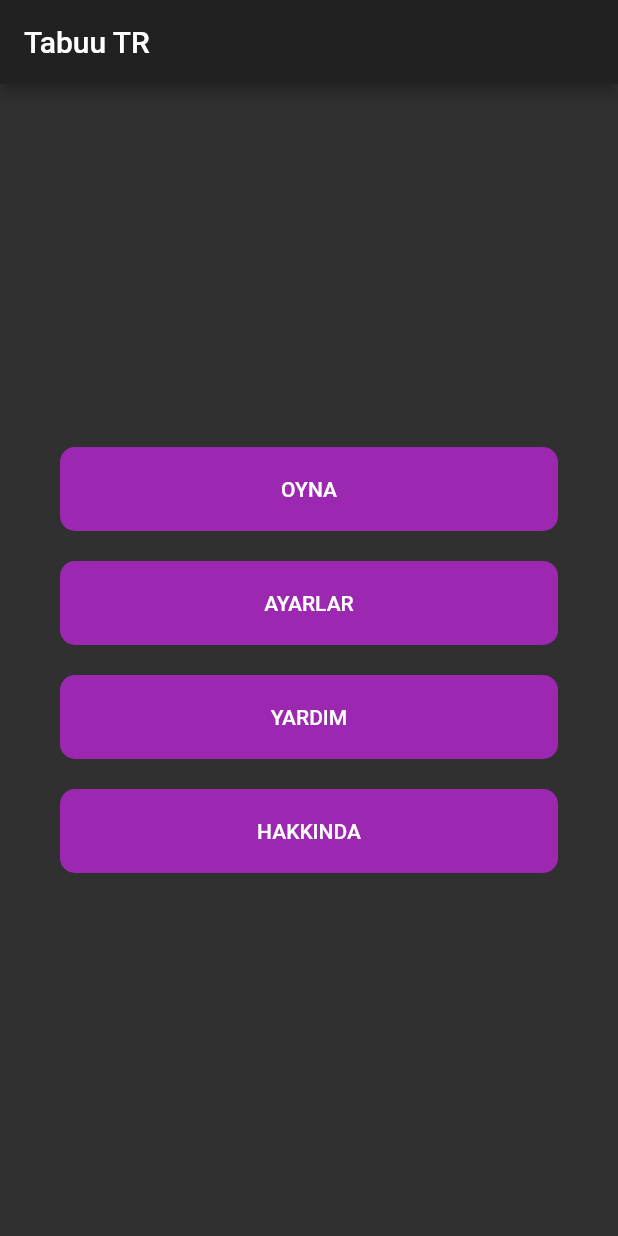
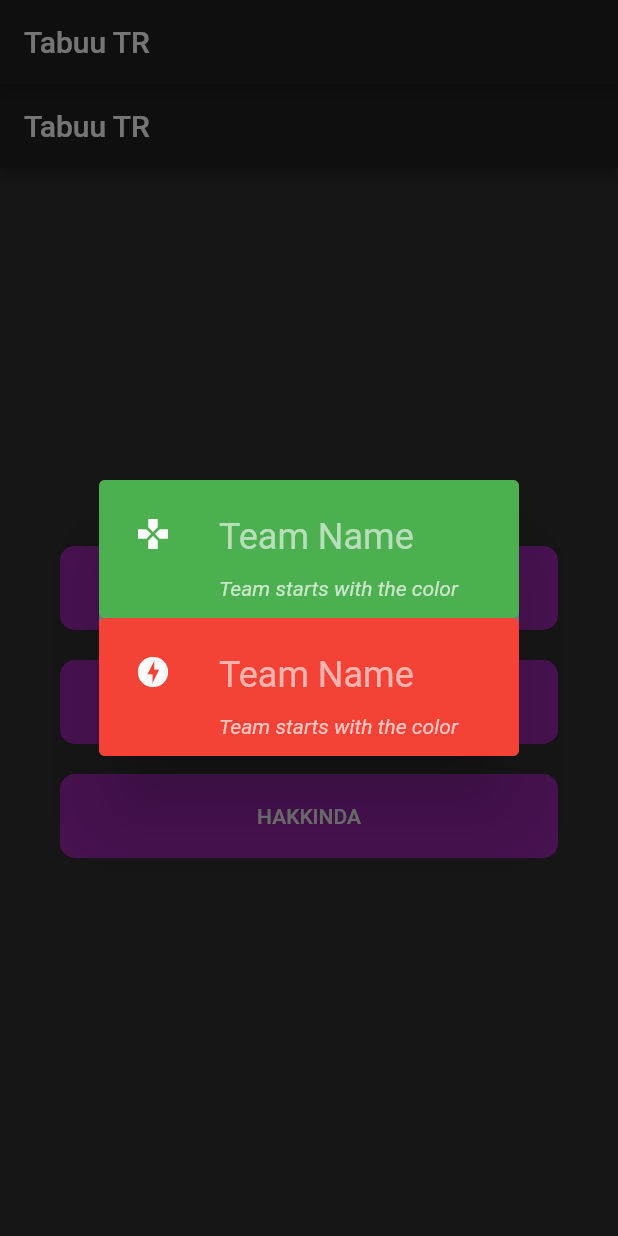
Before and after one commit to acsahin/tabuu_app, a Flutter app: the screen it shows after launch, after a tap on "OYNA", on a phone screen of 412 x 824 dp. Run offline on Flutter 3.47's test engine with Material 2 defaults, Android fonts, the phone set to English and light mode, and no system bars.

Commit message:
New pop up screen for game settings.

```diff
--- a/lib/screens/main_screen.dart
+++ b/lib/screens/main_screen.dart
@@ -1,75 +1,134 @@
 import 'package:flutter/material.dart';
+import 'package:flutter/services.dart';
 
 class MainScreen extends StatelessWidget {
   @override
   Widget build(BuildContext context) {
-    return Container(
-      child: Column(
-        mainAxisAlignment: MainAxisAlignment.center,
-        crossAxisAlignment: CrossAxisAlignment.stretch,
-        children: <Widget>[
-          Padding(
-            padding:
-                const EdgeInsets.symmetric(horizontal: 40.0, vertical: 10.0),
-            child: FlatButton(
-              shape: RoundedRectangleBorder(
-                borderRadius: BorderRadius.circular(10.0),
-              ),
+    return Scaffold(
+      appBar: AppBar(
+        title: Text('Tabuu TR'),
+      ),
+      body: Container(
+        child: Column(
+          mainAxisAlignment: MainAxisAlignment.center,
+          crossAxisAlignment: CrossAxisAlignment.stretch,
+          children: <Widget>[
+            MainScreenButton(
               onPressed: () {
-                // Go -> Game settings
+                showDialog(
+                    context: context,
+                    builder: (context) {
+                      return SettingsDialog();
+                    });
               },
-              color: Colors.purple,
-              padding: EdgeInsets.all(20.0),
-              child: Text('OYNA'),
+              title: 'OYNA',
             ),
-          ),
-          Padding(
-            padding:
-                const EdgeInsets.symmetric(horizontal: 40.0, vertical: 10.0),
-            child: FlatButton(
-              shape: RoundedRectangleBorder(
-                borderRadius: BorderRadius.circular(10.0),
-              ),
-              onPressed: () {
-                //GO -> Options
-              },
-              color: Colors.purple,
-              padding: EdgeInsets.all(20.0),
-              child: Text('AYARLAR'),
+            MainScreenButton(
+              onPressed: () {},
+              title: 'YARDIM',
             ),
-          ),
-          Padding(
-            padding:
-                const EdgeInsets.symmetric(horizontal: 40.0, vertical: 10.0),
-            child: FlatButton(
-              shape: RoundedRectangleBorder(
-                borderRadius: BorderRadius.circular(10.0),
-              ),
-              onPressed: () {
-                // GO -> Help
-              },
-              color: Colors.purple,
-              padding: EdgeInsets.all(20.0),
-              child: Text('YARDIM'),
+            MainScreenButton(
+              onPressed: () {},
+              title: 'HAKKINDA',
             ),
-          ),
-          Padding(
-            padding:
-                const EdgeInsets.symmetric(horizontal: 40.0, vertical: 10.0),
-            child: FlatButton(
-              shape: RoundedRectangleBorder(
-                borderRadius: BorderRadius.circular(10.0),
-              ),
-              onPressed: () {
-                // GO -> About
-              },
-              color: Colors.purple,
-              padding: EdgeInsets.all(20.0),
-              child: Text('HAKKINDA'),
-            ),
-          ),
-        ],
+          ],
+        ),
       ),
     );
   }
 }
+
+class SettingsDialog extends StatelessWidget {
+  @override
+  Widget build(BuildContext context) {
+    return SimpleDialog(
+      contentPadding: EdgeInsets.all(0.0),
+      backgroundColor: Colors.grey[600],
+      children: <Widget>[
+        TeamCard(
+          teamColor: Colors.green,
+          teamIcon: Icons.games,
+        ),
+        TeamCard(
+          teamColor: Colors.red,
+          teamIcon: Icons.offline_bolt,
+        )
+      ],
+    );
+  }
+}
+
+class TeamCard extends StatefulWidget {
+  Color teamColor;
+  IconData teamIcon;
+
+  TeamCard({this.teamColor, this.teamIcon});
+
+  @override
+  _TeamCardState createState() => _TeamCardState();
+}
+
+class _TeamCardState extends State<TeamCard> {
+  @override
+  Widget build(BuildContext context) {
+    return Card(
+      margin: EdgeInsets.all(0.0),
+      color: widget.teamColor,
+      elevation: 0.0,
+      child: Padding(
+        padding: EdgeInsets.all(8.0),
+        child: ListTile(
+          leading: GestureDetector(
+            onTap: () {
+              setState(() {
+                widget.teamIcon = Icons.ac_unit;
+                widget.teamColor = Colors.lightBlueAccent;
+              });
+            },
+            child: Icon(widget.teamIcon),
+          ),
+          title: TextField(
+            decoration: InputDecoration(
+              hintText: 'Team Name',
+              border: InputBorder.none,
+            ),
+            cursorColor: Colors.grey[200],
+            textCapitalization: TextCapitalization.characters,
+            style: TextStyle(
+              fontSize: 24.0,
+            ),
+          ),
+          subtitle: Text(
+            'Team starts with the color',
+            style: TextStyle(
+              fontStyle: FontStyle.italic,
+            ),
+          ),
+        ),
+      ),
+    );
+  }
+}
+
+class MainScreenButton extends StatelessWidget {
+  final Function onPressed;
+  final String title;
+
+  MainScreenButton({@required this.onPressed, @required this.title});
+
+  @override
+  Widget build(BuildContext context) {
+    return Padding(
+      padding: const EdgeInsets.symmetric(horizontal: 40.0, vertical: 10.0),
+      child: FlatButton(
+        shape: RoundedRectangleBorder(
+          borderRadius: BorderRadius.circular(10.0),
+        ),
+        onPressed: onPressed,
+        color: Colors.purple,
+        padding: EdgeInsets.all(20.0),
+        child: Text(title),
+      ),
+    );
+  }
+}
```
